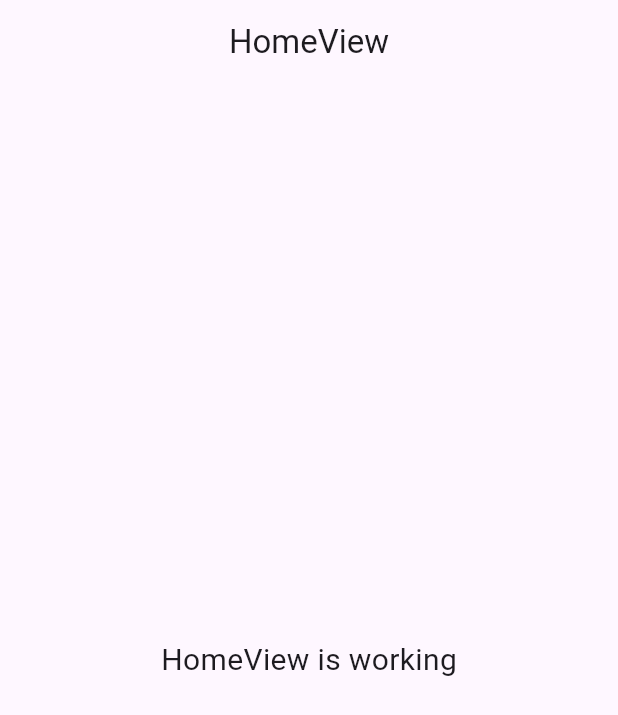
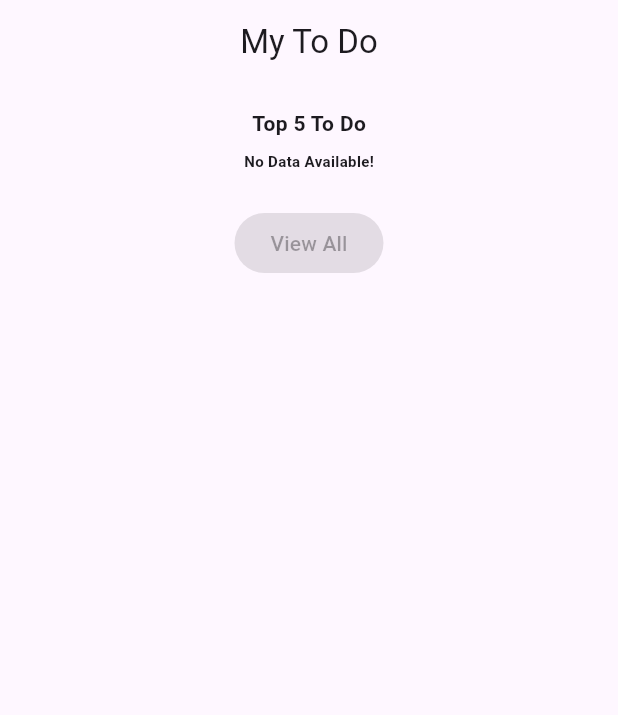
Before and after one commit to otakmager/todo_with_get_x, a Flutter app: the screen it shows after launch, on a phone screen of 412 x 824 dp. Shown: the top 715 px of the screen. Run offline on Flutter 3.47's test engine with Material 3 defaults, Android fonts, the phone set to English and light mode, and no system bars; our stand-ins replace dio, get.

Commit message:
create basic home

```diff
--- a/lib/app/modules/home/views/home_view.dart
+++ b/lib/app/modules/home/views/home_view.dart
@@ -1,8 +1,8 @@
 import 'package:flutter/material.dart';
-
 import 'package:get/get.dart';
 
 import '../controllers/home_controller.dart';
+import '../widgets/top5_todo.dart';
 
 class HomeView extends GetView<HomeController> {
   const HomeView({super.key});
@@ -10,13 +10,24 @@ class HomeView extends GetView<HomeController> {
   Widget build(BuildContext context) {
     return Scaffold(
       appBar: AppBar(
-        title: const Text('HomeView'),
+        title: const Text('My To Do'),
         centerTitle: true,
       ),
-      body: const Center(
-        child: Text(
-          'HomeView is working',
-          style: TextStyle(fontSize: 20),
+      body: const Padding(
+        padding: EdgeInsets.all(16.0),
+        child: Column(
+          children: [
+            Text('Top 5 To Do',
+                style: TextStyle(fontWeight: FontWeight.bold, fontSize: 14)),
+            SizedBox(height: 8),
+            Top5ToDo(
+              list: [],
+            ),
+            SizedBox(height: 24),
+            Center(
+                child:
+                    ElevatedButton(onPressed: null, child: Text('View All'))),
+          ],
         ),
       ),
     );
--- /dev/null
+++ b/lib/app/modules/home/widgets/top5_todo.dart
@@ -0,0 +1,35 @@
+import 'package:flutter/material.dart';
+
+import '../../../data/model/todo.dart';
+import '../../../widgets/card/todo.card.dart';
+
+class Top5ToDo extends StatelessWidget {
+  final List<ToDo?>? list;
+  const Top5ToDo({super.key, this.list});
+
+  @override
+  Widget build(BuildContext context) {
+    if (list != null && list!.isNotEmpty) {
+      final top5List = list!.take(5).toList();
+      return Column(
+        children: [
+          ListView.builder(
+            scrollDirection: Axis.horizontal,
+            itemCount: top5List.length,
+            itemBuilder: (context, index) {
+              return ToDoCard(todo: top5List[index]!);
+            },
+          ),
+        ],
+      );
+    } else {
+      return Container(
+        alignment: Alignment.center,
+        child: const Text(
+          "No Data Available!",
+          style: TextStyle(fontWeight: FontWeight.w600, fontSize: 10),
+        ),
+      );
+    }
+  }
+}
```
